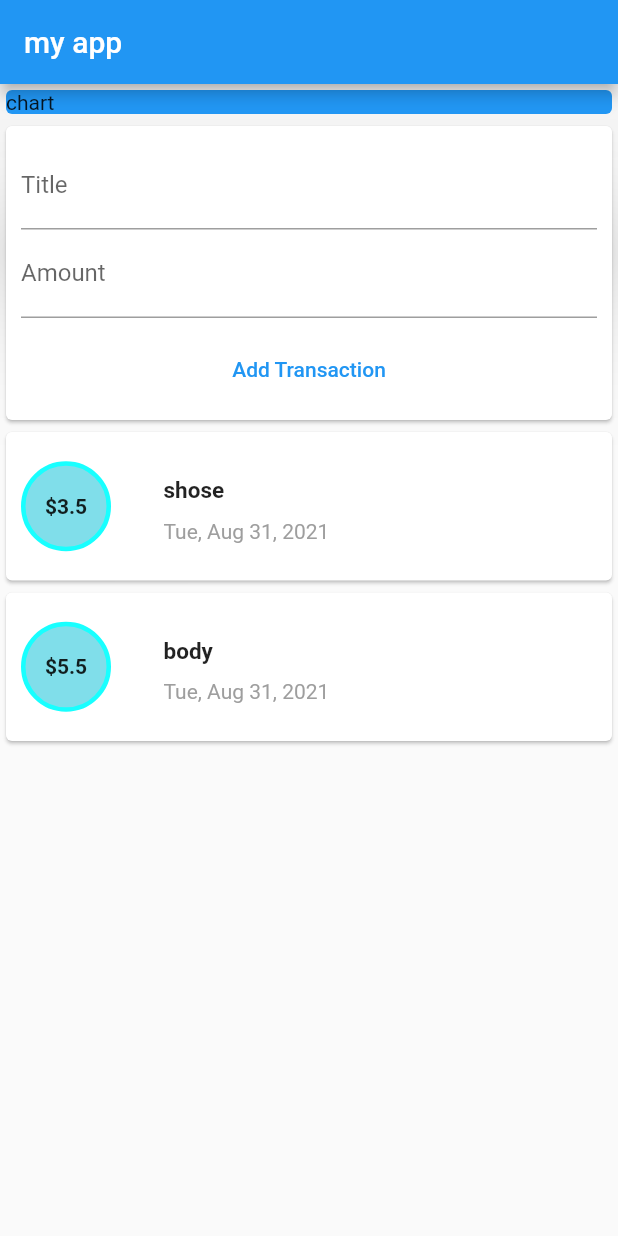
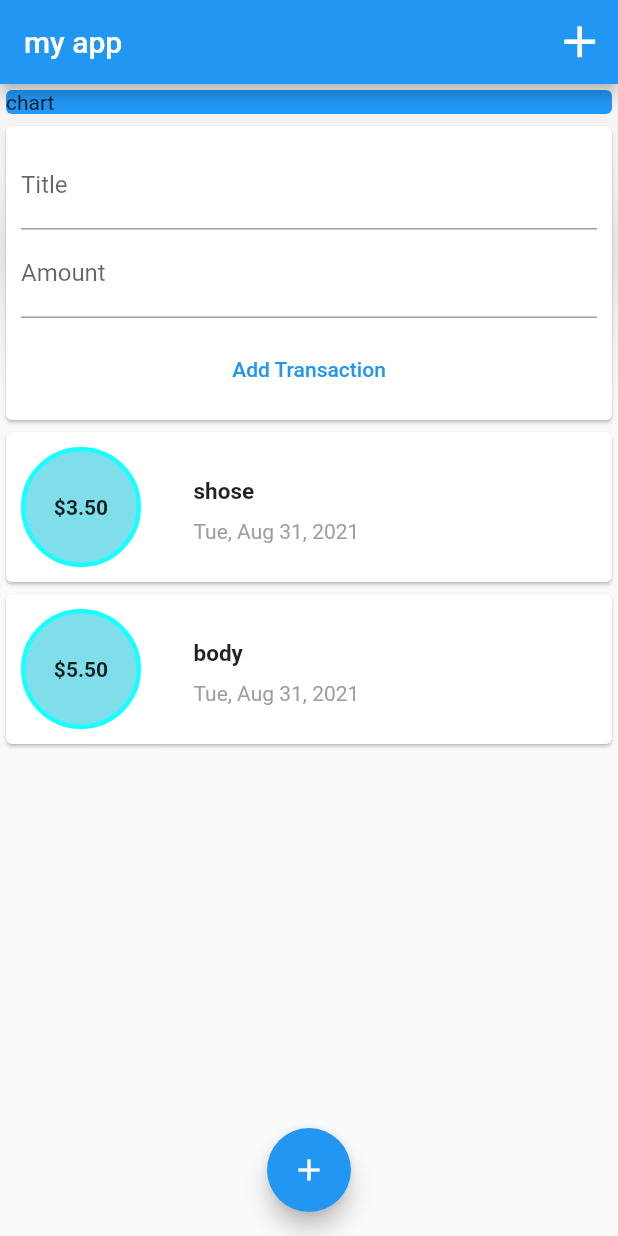
Before and after one commit to Musab-Al-omari/app-PersonalExpenses-Flutter, a Flutter app: the screen it shows after launch, after a tap on "Add Transaction", on a phone screen of 412 x 824 dp. Run offline on Flutter 3.47's test engine with Material 2 defaults, Android fonts, the phone set to English and light mode, and no system bars.

Commit message:
add a action button and floatin button

```diff
--- a/lib/main.dart
+++ b/lib/main.dart
@@ -21,8 +21,16 @@ class MyHomePage extends StatelessWidget {
     return Scaffold(
       appBar: AppBar(
         title: Text('my app'),
+        actions: [
+          IconButton(
+            onPressed: () {},
+            icon: Icon(Icons.add),
+            iconSize: 35,
           ),
-      body: Column(children: <Widget>[
+        ],
+      ),
+      body: SingleChildScrollView(
+        child: Column(children: <Widget>[
           Card(
             color: Colors.blue,
             child: Container(width: double.infinity, child: Text('chart')),
@@ -30,6 +38,13 @@ class MyHomePage extends StatelessWidget {
           ),
           StateTransaction()
         ]),
+      ),
+      floatingActionButtonLocation: FloatingActionButtonLocation.centerFloat,
+      floatingActionButton: FloatingActionButton(
+        onPressed: () {},
+        hoverColor: Colors.blueGrey,
+        child: Icon(Icons.add),
+      ),
     );
   }
 }
--- a/lib/widget/NewTransaction.dart
+++ b/lib/widget/NewTransaction.dart
@@ -8,6 +8,19 @@ class NewTransaction extends StatelessWidget {
   NewTransaction(this.addHandler);
   final myTitleControler = TextEditingController();
   final myAmountControler = TextEditingController();
+  void handleSubmit() {
+    String title = myTitleControler.text;
+
+    double amount = myAmountControler.text.isEmpty
+        ? 0
+        : double.parse(myAmountControler.text);
+
+    if (title.isEmpty || amount <= 0) {
+      return;
+    }
+
+    addHandler(title, amount);
+  }
 
   @override
   Widget build(BuildContext context) {
@@ -19,21 +32,20 @@ class NewTransaction extends StatelessWidget {
             TextField(
               decoration: InputDecoration(labelText: 'Title'),
               // onChanged: (value) => myTitle = value,
+              onSubmitted: (_) => handleSubmit,
               controller: myTitleControler,
             ),
             TextField(
               inputFormatters: [FilteringTextInputFormatter.digitsOnly],
               decoration: InputDecoration(labelText: 'Amount'),
+              onSubmitted: (_) => handleSubmit,
               // onChanged: (value) => myAmount = value,
               controller: myAmountControler,
             ),
             Container(
                 margin: EdgeInsets.only(top: 10),
                 child: TextButton(
-                  onPressed: () {
-                    addHandler(myTitleControler.text,
-                        double.parse(myAmountControler.text));
-                  },
+                  onPressed: handleSubmit,
                   child: Text('Add Transaction'),
                 ))
           ],
--- a/lib/widget/TransactionList.dart
+++ b/lib/widget/TransactionList.dart
@@ -18,13 +18,16 @@ class TransactionList extends StatelessWidget {
               children: [
                 Container(
                   alignment: Alignment.center,
-                  child: Text(
-                    '\$${value.amount.toString()}',
-                    style: TextStyle(fontWeight: FontWeight.bold),
+                  child: Container(
+                    padding: EdgeInsets.all(5),
+                    child: Text(
+                      '\$${value.amount.toStringAsFixed(2)}',
+                      style: TextStyle(fontWeight: FontWeight.bold),
+                    ),
                   ),
                   margin: EdgeInsets.all(10),
-                  width: 60,
-                  height: 60,
+                  width: 80,
+                  height: 80,
                   decoration: BoxDecoration(
                     border: Border.all(color: Colors.cyanAccent, width: 3),
                     shape: BoxShape.circle,
```
Lines whose indentation alone changed are shown as unchanged.
